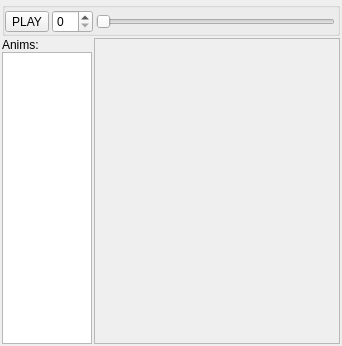
Old version of the form packages/Mock/AnimPreview/AnimPreview.ui in the repository tommo/gii.
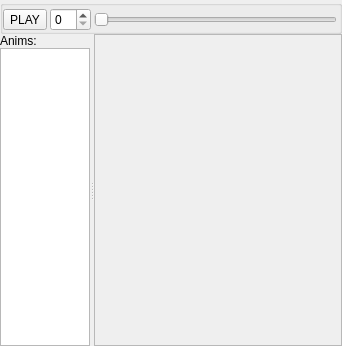
New version of the form.

The edit to the form file:
```diff
--- a/packages/Mock/AnimPreview/AnimPreview.ui
+++ b/packages/Mock/AnimPreview/AnimPreview.ui
@@ -15,13 +15,19 @@
   </property>
   <layout class="QVBoxLayout" name="verticalLayout_2">
    <property name="spacing">
-    <number>2</number>
+    <number>0</number>
    </property>
    <property name="margin">
-    <number>2</number>
+    <number>0</number>
    </property>
    <item>
     <widget class="QGroupBox" name="topToolBar">
+     <property name="sizePolicy">
+      <sizepolicy hsizetype="Preferred" vsizetype="Fixed">
+       <horstretch>0</horstretch>
+       <verstretch>0</verstretch>
+      </sizepolicy>
+     </property>
      <property name="minimumSize">
       <size>
        <width>0</width>
@@ -71,11 +77,11 @@
     </widget>
    </item>
    <item>
-    <layout class="QHBoxLayout" name="horizontalLayout">
-     <property name="spacing">
-      <number>2</number>
+    <widget class="QSplitter" name="splitter">
+     <property name="orientation">
+      <enum>Qt::Horizontal</enum>
      </property>
-     <item>
+     <widget class="QWidget" name="">
       <layout class="QVBoxLayout" name="verticalLayout">
        <property name="spacing">
         <number>0</number>
@@ -110,12 +116,11 @@
         </widget>
        </item>
       </layout>
-     </item>
-     <item>
+     </widget>
       <widget class="QFrame" name="canvasContainer">
        <property name="sizePolicy">
         <sizepolicy hsizetype="Expanding" vsizetype="Expanding">
-         <horstretch>0</horstretch>
+        <horstretch>1</horstretch>
          <verstretch>0</verstretch>
         </sizepolicy>
        </property>
@@ -126,8 +131,7 @@
         <enum>QFrame::Raised</enum>
        </property>
       </widget>
-     </item>
-    </layout>
+    </widget>
    </item>
   </layout>
  </widget>
```
Lines whose indentation alone changed are shown as unchanged.
